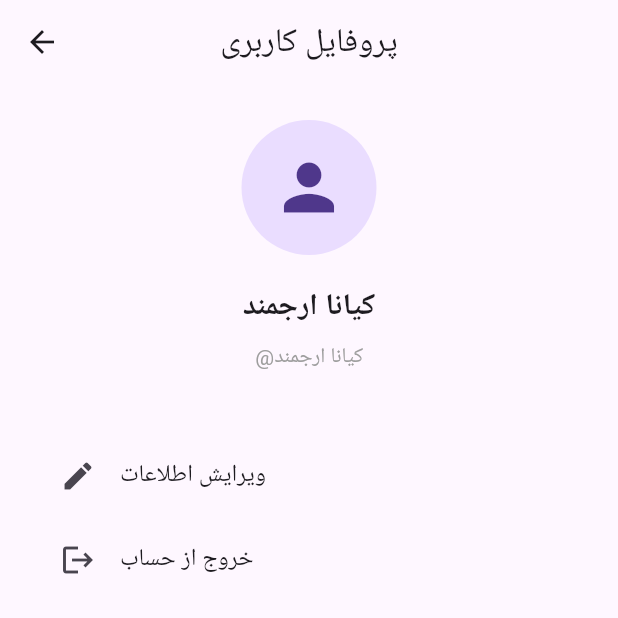
After one commit to iliaffff/AP_Project, a Flutter app: the ProfileScreen screen opened directly, on a phone screen of 412 x 824 dp, the top half of it. The commit adds this screen. Run offline on Flutter 3.47's test engine with Material 3 defaults, Android fonts, the phone set to English and light mode, and no system bars.

Commit message:
feat(profile) : add user profile screen

```diff
--- a/lib/data/fake_data.dart
+++ b/lib/data/fake_data.dart
@@ -1,6 +1,8 @@
 import '../models/account.dart';
+import '../models/user.dart';
 
 class FakeData {
+  //مشخصات حساب ها
   static List<Account> accounts = [
     Account(id: '1234 5678 9012 3456',
         type: 'جاری',
@@ -11,4 +13,17 @@ class FakeData {
         balance: 4200000,
     ),
   ];
+  //یوزر ها
+  static List<User> users = [
+    User(
+      name: 'کیانا ارجمند',
+      username: 'kiana_arjmand',
+    ),
+    User(
+      name: 'ایلیا فلاح',
+      username: 'ilia_fallah'
+    ),
+  ];
+  //یوزر فعال
+  static User currentUser = users[0];
 }
--- /dev/null
+++ b/lib/models/user.dart
@@ -0,0 +1,9 @@
+class User {
+  final String name;
+  final String username;
+
+  User({
+    required this.name,
+    required this.username,
+  });
+}
--- /dev/null
+++ b/lib/screens/profile/profile_screen.dart
@@ -0,0 +1,51 @@
+import 'package:flutter/material.dart';
+import '../../data/fake_data.dart';
+
+class ProfileScreen extends StatelessWidget {
+  const ProfileScreen({super.key});
+
+  Widget build(BuildContext context) {
+    final user = FakeData.currentUser;
+
+    return Scaffold(
+      appBar: AppBar(
+        title: const Text('پروفایل کاربری'),
+        centerTitle: true,
+      ),
+      body: Padding(
+        padding: const EdgeInsets.all(24),
+        child: Column(
+          children: [
+            const CircleAvatar(
+              radius: 45,
+              child: Icon(Icons.person, size: 50),
+            ),
+            const SizedBox(height: 20),
+            Text(
+              user.name,
+              style: const TextStyle(
+                fontSize: 20,
+                fontWeight: FontWeight.bold,
+              ),
+            ),
+            const SizedBox(height: 8),
+            Text('@${user.name}',
+              style: const TextStyle(color: Colors.grey),
+            ),
+            const SizedBox(height: 40),
+            ListTile(
+              leading: const Icon(Icons.edit),
+              title: const Text('ویرایش اطلاعات'),
+              onTap: () {},
+            ),
+            ListTile(
+              leading: const Icon(Icons.logout),
+              title: const Text('خروج از حساب'),
+              onTap: () {},
+            ),
+          ],
+        ),
+        ),
+      );
+  }
+}
```
